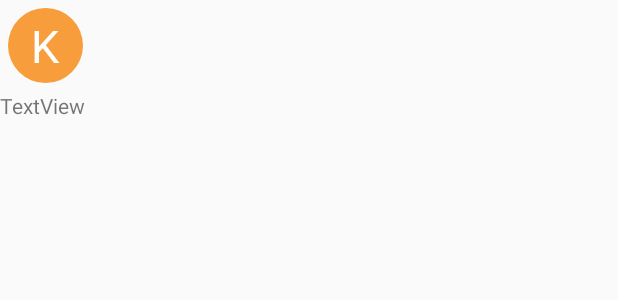
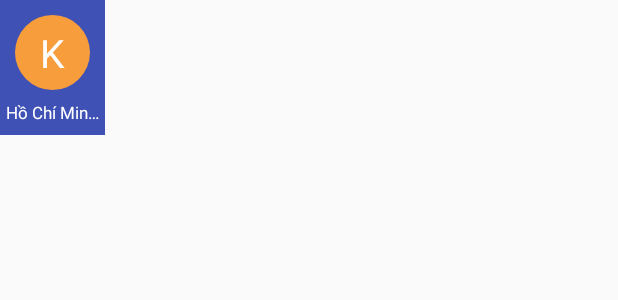
Before and after one commit to tuankhai0811/travel-assistants, an Android app: the layout item_province.xml on its own in the app's theme, with its tools: preview values and no code run, on a phone screen of 412 x 824 dp. Shown: the top 300 px of the screen. Run offline under Robolectric (Android 15) with nearby library versions, the phone set to English and light mode, and no system bars.

Commit message:
add bg_random

```diff
--- a/app/src/main/res/color/global_white.xml
+++ /dev/null
@@ -1,4 +0,0 @@
-<?xml version="1.0" encoding="utf-8"?>
-<selector xmlns:android="http://schemas.android.com/apk/res/android">
-
-</selector>
--- a/app/src/main/res/layout/item_province.xml
+++ b/app/src/main/res/layout/item_province.xml
@@ -1,28 +1,39 @@
 <?xml version="1.0" encoding="utf-8"?>
 <LinearLayout xmlns:android="http://schemas.android.com/apk/res/android"
-    android:orientation="vertical" android:layout_width="match_parent"
-    android:layout_height="match_parent">
+    android:layout_width="wrap_content"
+    android:layout_height="wrap_content"
+    android:background="@color/colorPrimary"
+    android:orientation="vertical">
 
     <LinearLayout
-        android:layout_width="match_parent"
-        android:layout_height="match_parent"
+        android:id="@+id/layout_item_province"
+        android:layout_width="@dimen/width_layout_item_province"
+        android:layout_height="@dimen/height_layout_item_province"
+        android:gravity="center"
         android:orientation="vertical">
 
         <TextView
-            android:id="@+id/textView"
+            android:id="@+id/txt_item_icon_province"
             android:layout_width="@dimen/height_icon_province"
             android:layout_height="@dimen/height_icon_province"
             android:layout_margin="@dimen/margin_icon_province"
+            android:background="@drawable/bg_random_1"
             android:gravity="center"
-            android:textSize="@dimen/size_icon_province"
-            android:textColor="@color/globalwhite"
-            android:background="@drawable/bg_random_1"
-            android:text="K" />
+            android:text="K"
+            android:textColor="@color/global_white"
+            android:textSize="@dimen/size_icon_province" />
 
         <TextView
-            android:id="@+id/textView2"
-            android:layout_width="match_parent"
-            android:layout_height="wrap_content"
-            android:text="TextView" />
+            android:id="@+id/txt_item_name_province"
+            android:layout_width="@dimen/width_layout_item_province"
+            android:layout_height="@dimen/height_text_province"
+            android:gravity="center"
+            android:paddingRight="2dp"
+            android:paddingLeft="2dp"
+            android:ellipsize="end"
+            android:maxLines="1"
+            android:text="Hồ Chí Minh Minh"
+            android:textColor="@color/global_white"
+            android:textSize="@dimen/size_text_province" />
     </LinearLayout>
 </LinearLayout>
--- a/app/src/main/res/values/colors.xml
+++ b/app/src/main/res/values/colors.xml
@@ -15,5 +15,5 @@
     <color name="random_9">#007a31</color>
     <color name="random_10">#0a55c1</color>
 
-    <color name="globalwhite">#FFFFFFFF</color>
+    <color name="global_white">#FFFFFFFF</color>
 </resources>
--- a/app/src/main/res/values/dimens.xml
+++ b/app/src/main/res/values/dimens.xml
@@ -3,5 +3,9 @@
     <dimen name="corner_radius">25dp</dimen>
     <dimen name="height_icon_province">50dp</dimen>
     <dimen name="margin_icon_province">5dp</dimen>
-    <dimen name="size_icon_province">30sp</dimen>
+    <dimen name="size_icon_province">26sp</dimen>
+    <dimen name="height_layout_item_province">90dp</dimen>
+    <dimen name="width_layout_item_province">70dp</dimen>
+    <dimen name="height_text_province">20dp</dimen>
+    <dimen name="size_text_province">11sp</dimen>
 </resources>
```
